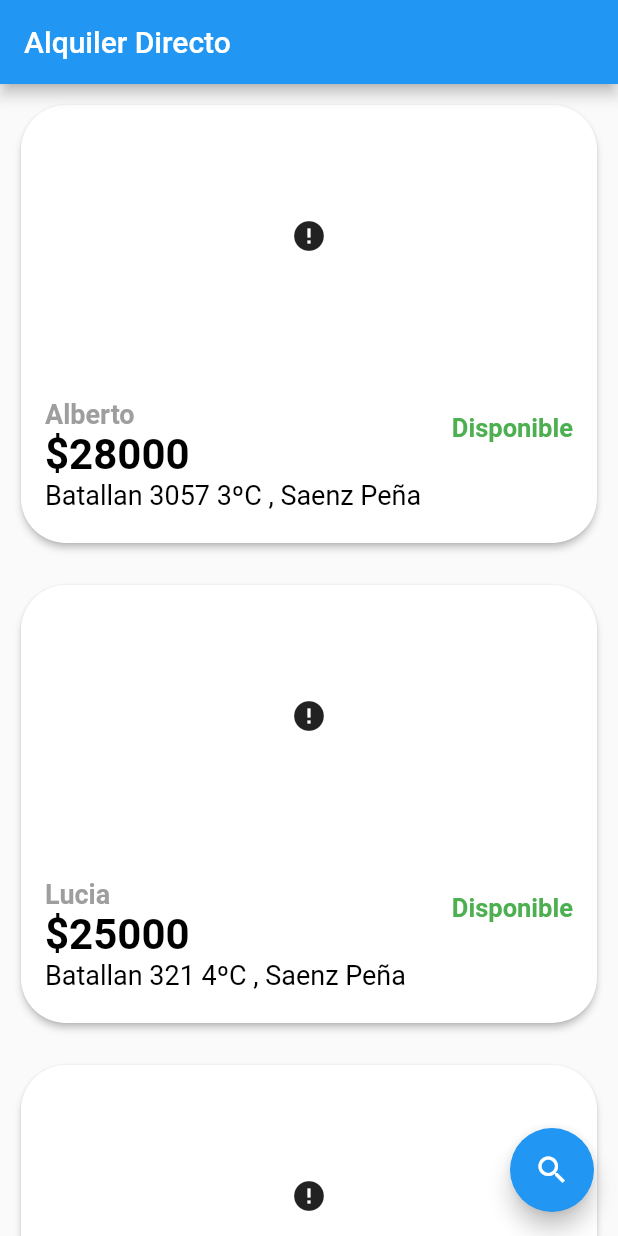
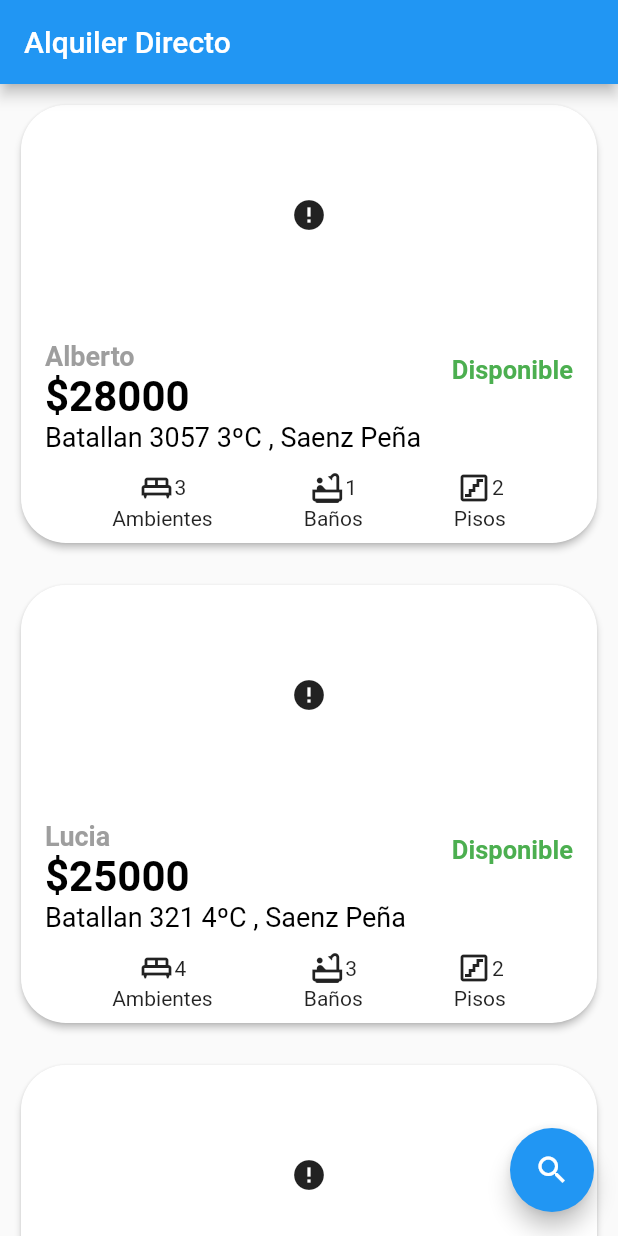
Before and after one commit to Gonzaa25/alquileres_app, a Flutter app: the screen it shows after launch, on a phone screen of 412 x 824 dp. Run offline on Flutter 3.47's test engine with Material 2 defaults, Android fonts, the phone set to English and light mode, and no system bars; drawn by our look-alikes of cached_network_image; network calls fail.

Commit message:
card info

```diff
--- a/lib/widgets/homecard.dart
+++ b/lib/widgets/homecard.dart
@@ -68,7 +68,49 @@ class HomeCard extends StatelessWidget {
                       ])),
                       isThreeLine: true)
                 ],
-                ))
+              ),
+            ),
+            Expanded(
+              flex: 1,
+              child: Row(
+                mainAxisAlignment: MainAxisAlignment.spaceEvenly,
+                children: [
+                  Column(
+                    children: [
+                      Row(
+                        children: [
+                          Icon(Icons.king_bed_outlined),
+                          Text('${datos.ambientes}')
+                        ],
+                      ),
+                      Text('Ambientes')
+                    ],
+                  ),
+                  Column(
+                    children: [
+                      Row(
+                        children: [
+                          Icon(Icons.bathtub_outlined),
+                          Text('${datos.banos}')
+                        ],
+                      ),
+                      Text('Baños')
+                    ],
+                  ),
+                  Column(
+                    children: [
+                      Row(
+                        children: [
+                          Icon(Icons.stairs_outlined),
+                          Text('${datos.pisos}')
+                        ],
+                      ),
+                      Text('Pisos')
+                    ],
+                  ),
+                ],
+              ),
+            )
           ],
         ),
       ),
```
Lines whose indentation alone changed are shown as unchanged.
